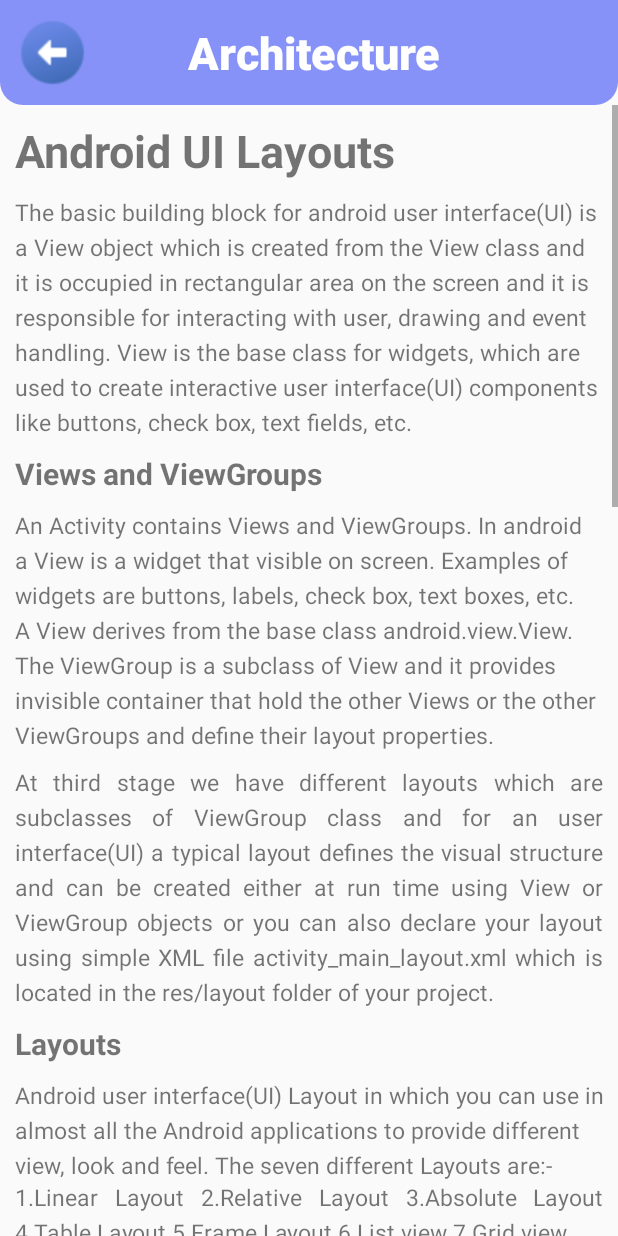
After one commit to Maulikatgit/Android-Learn, an Android app: the layout activity_uilayout.xml on its own in the app's theme, with its tools: preview values and no code run, on a phone screen of 412 x 824 dp. The commit adds this screen. Run offline under Robolectric (Android 15) with nearby library versions, the phone set to English and light mode, and no system bars.

Commit message:
ui layout added

```diff
--- a/app/src/main/AndroidManifest.xml
+++ b/app/src/main/AndroidManifest.xml
@@ -10,6 +10,9 @@
         android:supportsRtl="true"
         android:theme="@style/Theme.Mini_Project"
         tools:targetApi="31">
+        <activity
+            android:name=".UIlayout"
+            android:exported="false" />
         <activity
             android:name=".manifestFile"
             android:exported="false" />
--- /dev/null
+++ b/app/src/main/java/com/example/mini_project/UIlayout.java
@@ -0,0 +1,32 @@
+package com.example.mini_project;
+
+import androidx.appcompat.app.AppCompatActivity;
+
+import android.content.Intent;
+import android.os.Bundle;
+import android.view.View;
+import android.widget.ImageView;
+
+public class architecture extends AppCompatActivity implements View.OnClickListener{
+
+    public ImageView iv1;
+
+    @Override
+    protected void onCreate(Bundle savedInstanceState) {
+        super.onCreate(savedInstanceState);
+        setContentView(R.layout.activity_architecture);
+
+        iv1 = (ImageView) findViewById(R.id.iv1);
+
+        iv1.setOnClickListener(this);
+    }
+
+    @Override
+    public void onClick(View view) {
+        Intent i;
+
+        i = new Intent(this, topics.class);
+        startActivity(i);
+
+    }
+}
--- a/app/src/main/res/layout/activity_main.xml
+++ b/app/src/main/res/layout/activity_main.xml
@@ -22,7 +22,7 @@
         <TextView
             android:layout_width="wrap_content"
             android:layout_height="wrap_content"
-            android:text="Hello, Maulik!"
+            android:text="Hello, Saket!"
             android:layout_marginStart="75dp"
             android:fontFamily="sans-serif-medium"
             android:layout_marginTop="16dp"
@@ -34,7 +34,7 @@
             android:layout_width="35dp"
             android:layout_height="35dp"
             android:layout_gravity="center_vertical"
-            android:layout_marginStart="50dp"
+            android:layout_marginStart="30dp"
             android:src="@drawable/user"/>
 
     </LinearLayout>
--- /dev/null
+++ b/app/src/main/res/layout/activity_uilayout.xml
@@ -0,0 +1,457 @@
+<?xml version="1.0" encoding="utf-8"?>
+<RelativeLayout
+    xmlns:android="http://schemas.android.com/apk/res/android"
+    xmlns:app="http://schemas.android.com/apk/res-auto"
+    xmlns:tools="http://schemas.android.com/tools"
+    android:layout_width="match_parent"
+    android:layout_height="match_parent"
+    tools:context=".architecture">
+
+    <LinearLayout
+        android:layout_width="match_parent"
+        android:layout_height="70dp"
+        android:background="@drawable/header">
+
+        <ImageView
+            android:id="@id/iv1"
+            android:layout_width="50dp"
+            android:layout_height="50dp"
+            android:layout_gravity="center_vertical"
+            android:layout_marginStart="10dp"
+            android:src="@drawable/back"/>
+
+        <TextView
+            android:layout_width="match_parent"
+            android:layout_height="match_parent"
+            android:text="Architecture"
+            android:layout_marginStart="65dp"
+            android:gravity="center_vertical"
+            android:fontFamily="sans-serif-medium"
+            android:textSize="30sp"
+            android:textStyle="bold"
+            android:textColor="@color/white"/>
+    </LinearLayout>
+
+    <ScrollView
+        android:layout_width="match_parent"
+        android:layout_height="wrap_content"
+        android:layout_marginTop="70dp">
+
+        <RelativeLayout
+            android:layout_width="match_parent"
+            android:layout_height="wrap_content">
+
+            <TextView
+                android:id="@+id/tv1"
+                android:layout_width="match_parent"
+                android:layout_height="wrap_content"
+                android:layout_marginTop="10dp"
+                android:layout_marginStart="10dp"
+                android:text="@string/uilayout_tv1"
+                android:textSize="30sp"
+                android:textStyle="bold"/>
+
+<!--            <ImageView-->
+<!--                android:id="@+id/iv"-->
+<!--                android:layout_width="500dp"-->
+<!--                android:layout_height="300dp"-->
+<!--                android:layout_marginRight="10dp"-->
+<!--                android:layout_marginTop="10dp"-->
+<!--                android:layout_marginLeft="10dp"-->
+<!--                app:srcCompat="@drawable/architecture"-->
+<!--                android:layout_below="@id/tv1"/>-->
+
+            <TextView
+                android:id="@+id/tv2"
+                android:layout_width="match_parent"
+                android:layout_height="wrap_content"
+                android:layout_marginTop="10dp"
+                android:layout_marginStart="10dp"
+                android:text="@string/uilayout_tv2"
+                android:textSize="15sp"
+                android:lineSpacingExtra="5sp"
+                android:layout_below="@id/tv1"
+              />
+
+            <TextView
+                android:id="@+id/tv3"
+                android:layout_width="match_parent"
+                android:layout_height="wrap_content"
+                android:layout_below="@id/tv2"
+                android:layout_marginStart="10dp"
+                android:layout_marginTop="10dp"
+                android:layout_marginEnd="10dp"
+                android:justificationMode="inter_word"
+                android:lineSpacingExtra="5sp"
+                android:text="@string/uilayout_tv3"
+                android:textSize="20sp"
+                android:textStyle="bold"/>
+
+            <TextView
+                android:id="@+id/tv4"
+                android:layout_width="match_parent"
+                android:layout_height="wrap_content"
+                android:layout_marginTop="10dp"
+                android:layout_marginStart="10dp"
+                android:text="@string/uilayout_tv4"
+                android:textSize="15sp"
+                android:lineSpacingExtra="5sp"
+                android:layout_below="@id/tv3"
+                />
+
+            <TextView
+                android:id="@+id/tv5"
+                android:layout_width="match_parent"
+                android:layout_height="wrap_content"
+                android:layout_below="@id/tv4"
+                android:layout_marginStart="10dp"
+                android:layout_marginTop="10dp"
+                android:layout_marginEnd="10dp"
+                android:justificationMode="inter_word"
+                android:lineSpacingExtra="5sp"
+
+                android:text="@string/uilayout_tv5"
+                android:textSize="15sp" />
+
+            <TextView
+                android:id="@+id/tv6"
+                android:layout_width="match_parent"
+                android:layout_height="wrap_content"
+                android:layout_below="@id/tv5"
+                android:layout_marginStart="10dp"
+                android:layout_marginTop="10dp"
+                android:layout_marginEnd="10dp"
+                android:justificationMode="inter_word"
+                android:lineSpacingExtra="5sp"
+                android:text="@string/uilayout_tv6"
+                android:textSize="20sp"
+                android:textStyle="bold" />
+
+            <TextView
+                android:id="@+id/tv7"
+                android:layout_width="match_parent"
+                android:layout_height="wrap_content"
+                android:layout_marginTop="10dp"
+                android:layout_marginStart="10dp"
+                android:text="@string/uilayout_tv7"
+                android:textSize="15sp"
+                android:lineSpacingExtra="5sp"
+                android:layout_below="@id/tv6"
+                />
+
+            <TextView
+                android:id="@+id/tv8"
+                android:layout_width="match_parent"
+                android:layout_height="wrap_content"
+                android:layout_below="@id/tv7"
+                android:layout_marginStart="10dp"
+                android:layout_marginTop="0dp"
+                android:layout_marginEnd="10dp"
+                android:justificationMode="inter_word"
+                android:lineSpacingExtra="5sp"
+                android:text="@string/uilayout_tv8"
+                android:textSize="15sp" />
+
+            <TextView
+                android:id="@+id/tv9"
+                android:layout_width="match_parent"
+                android:layout_height="wrap_content"
+                android:layout_marginTop="10dp"
+                android:layout_marginStart="10dp"
+                android:text="@string/uilayout_tv9"
+                android:textSize="20sp"
+                android:layout_below="@id/tv8"
+                android:textStyle="bold"/>
+
+            <TextView
+                android:id="@+id/tv10"
+                android:layout_width="match_parent"
+                android:layout_height="wrap_content"
+                android:layout_below="@id/tv9"
+                android:layout_marginStart="10dp"
+                android:layout_marginTop="10dp"
+                android:layout_marginEnd="10dp"
+                android:justificationMode="inter_word"
+                android:lineSpacingExtra="5sp"
+                android:text="@string/uilayout_tv10"
+                android:textSize="15sp" />
+
+            <TextView
+                android:id="@+id/tv11"
+                android:layout_width="match_parent"
+                android:layout_height="wrap_content"
+                android:layout_marginTop="10dp"
+                android:layout_marginStart="10dp"
+                android:text="@string/uilayout_tv11"
+                android:textSize="20sp"
+                android:layout_below="@id/tv10"
+                android:textStyle="bold"/>
+
+            <TextView
+                android:id="@+id/tv12"
+                android:layout_width="match_parent"
+                android:layout_height="wrap_content"
+                android:layout_below="@id/tv11"
+                android:layout_marginStart="10dp"
+                android:layout_marginTop="10dp"
+                android:layout_marginEnd="10dp"
+                android:justificationMode="inter_word"
+                android:lineSpacingExtra="5sp"
+                android:text="@string/uilayout_tv12"
+                android:textSize="15sp" />
+            <TextView
+                android:id="@+id/tv13"
+                android:layout_width="match_parent"
+                android:layout_height="wrap_content"
+                android:layout_marginTop="10dp"
+                android:layout_marginStart="10dp"
+                android:text="@string/uilayout_tv13"
+                android:textSize="20sp"
+                android:layout_below="@id/tv12"
+                android:textStyle="bold"/>
+            <TextView
+                android:id="@+id/tv14"
+                android:layout_width="match_parent"
+                android:layout_height="wrap_content"
+                android:layout_below="@id/tv13"
+                android:layout_marginStart="10dp"
+                android:layout_marginTop="10dp"
+                android:layout_marginEnd="10dp"
+                android:justificationMode="inter_word"
+                android:lineSpacingExtra="5sp"
+                android:text="@string/uilayout_tv14"
+                android:textSize="15sp" />
+
+            <TextView
+                android:id="@+id/tv15"
+                android:layout_width="match_parent"
+                android:layout_height="wrap_content"
+                android:layout_marginTop="10dp"
+                android:layout_marginStart="10dp"
+                android:text="@string/uilayout_tv15"
+                android:textSize="20sp"
+                android:layout_below="@id/tv14"
+                android:textStyle="bold"/>
+            <TextView
+                android:id="@+id/tv16"
+                android:layout_width="match_parent"
+                android:layout_height="wrap_content"
+                android:layout_below="@id/tv15"
+                android:layout_marginStart="10dp"
+                android:layout_marginTop="10dp"
+                android:layout_marginEnd="10dp"
+                android:justificationMode="inter_word"
+                android:lineSpacingExtra="5sp"
+                android:text="@string/uilayout_tv16"
+                android:textSize="15sp" />
+            <TextView
+                android:id="@+id/tv17"
+                android:layout_width="match_parent"
+                android:layout_height="wrap_content"
+                android:layout_marginTop="10dp"
+                android:layout_marginStart="10dp"
+                android:text="@string/uilayout_tv17"
+                android:textSize="20sp"
+                android:layout_below="@id/tv16"
+                android:textStyle="bold"/>
+
+            <TextView
+                android:id="@+id/tv18"
+                android:layout_width="match_parent"
+                android:layout_height="wrap_content"
+                android:layout_below="@id/tv17"
+                android:layout_marginStart="10dp"
+                android:layout_marginTop="10dp"
+                android:layout_marginEnd="10dp"
+                android:justificationMode="inter_word"
+                android:lineSpacingExtra="5sp"
+                android:text="@string/uilayout_tv18"
+                android:textSize="15sp" />
+
+            <TextView
+                android:id="@+id/tv19"
+                android:layout_width="match_parent"
+                android:layout_height="wrap_content"
+                android:layout_marginTop="10dp"
+                android:layout_marginStart="10dp"
+                android:text="@string/uilayout_tv19"
+                android:textSize="20sp"
+                android:layout_below="@id/tv18"
+                android:textStyle="bold"/>
+            <TextView
+                android:id="@+id/tv20"
+                android:layout_width="match_parent"
+                android:layout_height="wrap_content"
+                android:layout_below="@id/tv19"
+                android:layout_marginStart="10dp"
+                android:layout_marginTop="10dp"
+                android:layout_marginEnd="10dp"
+                android:justificationMode="inter_word"
+                android:lineSpacingExtra="5sp"
+                android:text="@string/uilayout_tv20"
+                android:textSize="15sp" />
+            <TextView
+                android:id="@+id/tv21"
+                android:layout_width="match_parent"
+                android:layout_height="wrap_content"
+                android:layout_marginTop="10dp"
+                android:layout_marginStart="10dp"
+                android:text="@string/uilayout_tv21"
+                android:textSize="20sp"
+                android:layout_below="@id/tv20"
+                android:textStyle="bold"/>
+
+            <TextView
+                android:id="@+id/tv22"
+                android:layout_width="match_parent"
+                android:layout_height="wrap_content"
+                android:layout_below="@id/tv21"
+                android:layout_marginStart="10dp"
+                android:layout_marginTop="10dp"
+                android:layout_marginEnd="10dp"
+                android:justificationMode="inter_word"
+                android:lineSpacingExtra="5sp"
+                android:text="@string/uilayout_tv22"
+                android:textSize="15sp" />
+
+
+            <TextView
+                android:id="@+id/tv23"
+                android:layout_width="match_parent"
+                android:layout_height="wrap_content"
+                android:layout_marginTop="10dp"
+                android:layout_marginStart="10dp"
+                android:text="@string/uilayout_tv23"
+                android:textSize="20sp"
+                android:layout_below="@id/tv22"
+                android:textStyle="bold"/>
+            <TextView
+                android:id="@+id/tv24"
+                android:layout_width="match_parent"
+                android:layout_height="wrap_content"
+                android:layout_below="@id/tv23"
+                android:layout_marginStart="10dp"
+                android:layout_marginTop="10dp"
+                android:layout_marginEnd="10dp"
+                android:justificationMode="inter_word"
+                android:lineSpacingExtra="5sp"
+                android:text="@string/uilayout_tv24"
+                android:textSize="15sp" />
+            <TextView
+                android:id="@+id/tv25"
+                android:layout_width="match_parent"
+                android:layout_height="wrap_content"
+                android:layout_marginTop="10dp"
+                android:layout_marginStart="10dp"
+                android:text="@string/uilayout_tv25"
+                android:textSize="20sp"
+                android:layout_below="@id/tv24"
+                android:textStyle="bold"/>
+
+            <TextView
+                android:id="@+id/tv26"
+                android:layout_width="match_parent"
+                android:layout_height="wrap_content"
+                android:layout_below="@id/tv25"
+                android:layout_marginStart="10dp"
+                android:layout_marginTop="10dp"
+                android:layout_marginEnd="10dp"
+                android:justificationMode="inter_word"
+                android:lineSpacingExtra="5sp"
+                android:text="@string/uilayout_tv26"
+                android:textSize="15sp" />
+
+            <TextView
+                android:id="@+id/tv27"
+                android:layout_width="match_parent"
+                android:layout_height="wrap_content"
+                android:layout_marginTop="10dp"
+                android:layout_marginStart="10dp"
+                android:text="@string/uilayout_tv27"
+                android:textSize="20sp"
+                android:layout_below="@id/tv26"
+                android:textStyle="bold"/>
+            <TextView
+                android:id="@+id/tv28"
+                android:layout_width="match_parent"
+                android:layout_height="wrap_content"
+                android:layout_below="@id/tv27"
+                android:layout_marginStart="10dp"
+                android:layout_marginTop="10dp"
+                android:layout_marginEnd="10dp"
+                android:justificationMode="inter_word"
+                android:lineSpacingExtra="5sp"
+                android:text="@string/uilayout_tv28"
+                android:textSize="15sp" />
+            <TextView
+                android:id="@+id/tv29"
+                android:layout_width="match_parent"
+                android:layout_height="wrap_content"
+                android:layout_marginTop="10dp"
+                android:layout_marginStart="10dp"
+                android:text="@string/uilayout_tv29"
+                android:textSize="20sp"
+                android:layout_below="@id/tv28"
+                android:textStyle="bold"/>
+
+            <TextView
+                android:id="@+id/tv30"
+                android:layout_width="match_parent"
+                android:layout_height="wrap_content"
+                android:layout_below="@id/tv29"
+                android:layout_marginStart="10dp"
+                android:layout_marginTop="10dp"
+                android:layout_marginEnd="10dp"
+                android:justificationMode="inter_word"
+                android:lineSpacingExtra="5sp"
+                android:text="@string/uilayout_tv30"
+                android:textSize="15sp" />
+
+            <TextView
+                android:id="@+id/tv31"
+                android:layout_width="match_parent"
+                android:layout_height="wrap_content"
+                android:layout_marginTop="10dp"
+                android:layout_marginStart="10dp"
+                android:text="@string/uilayout_tv31"
+                android:textSize="20sp"
+                android:layout_below="@id/tv30"
+                android:textStyle="bold"/>
+            <TextView
+                android:id="@+id/tv32"
+                android:layout_width="match_parent"
+                android:layout_height="wrap_content"
+                android:layout_below="@id/tv31"
+                android:layout_marginStart="10dp"
+                android:layout_marginTop="10dp"
+                android:layout_marginEnd="10dp"
+                android:justificationMode="inter_word"
+                android:lineSpacingExtra="5sp"
+                android:text="@string/uilayout_tv32"
+                android:textSize="15sp" />
+            <TextView
+                android:id="@+id/tv33"
+                android:layout_width="match_parent"
+                android:layout_height="wrap_content"
+                android:layout_marginTop="10dp"
+                android:layout_marginStart="10dp"
+                android:text="@string/uilayout_tv33"
+                android:textSize="20sp"
+                android:layout_below="@id/tv32"
+                android:textStyle="bold"/>
+
+            <TextView
+                android:id="@+id/tv34"
+                android:layout_width="match_parent"
+                android:layout_height="wrap_content"
+                android:layout_below="@id/tv33"
+                android:layout_marginStart="10dp"
+                android:layout_marginTop="10dp"
+                android:layout_marginEnd="10dp"
+                android:justificationMode="inter_word"
+                android:lineSpacingExtra="5sp"
+                android:text="@string/uilayout_tv34"
+                android:textSize="15sp" />
+        </RelativeLayout>
+    </ScrollView>
+</RelativeLayout>
--- a/app/src/main/res/values/strings.xml
+++ b/app/src/main/res/values/strings.xml
@@ -81,4 +81,65 @@
     <string name="manifest_tv9">Application Components</string>
     <string name="manifest_tv10">Application Components</string>
 
+
+    <string name="uilayout_tv1">Android UI Layouts</string>
+    <string name="uilayout_tv2">    The basic building block for android user interface(UI) is a View object which is created from the View class and it is occupied in rectangular area on the screen and it is responsible for interacting with user, drawing and event handling. View is the base class for widgets, which are used to create interactive user interface(UI) components like buttons, check box, text fields, etc.</string>
+    <string name="uilayout_tv3">Views and ViewGroups</string>
+    <string name="uilayout_tv4">    An Activity contains Views and ViewGroups. In android a View is a widget that visible on screen. Examples of widgets are buttons, labels, check box, text boxes, etc. A View derives from the base class android.view.View. The ViewGroup is a subclass of View and it provides invisible container that hold the other Views or the other ViewGroups and define their layout properties.</string>
+    <string name="uilayout_tv5">    At third stage we have different layouts which are subclasses of ViewGroup class and for an user interface(UI) a typical layout defines the visual structure and can be created either at run time using View or ViewGroup objects or you can also declare your layout using simple XML file activity_main_layout.xml which is located in the res/layout folder of your project.</string>
+    <string name="uilayout_tv6">Layouts</string>
+    <string name="uilayout_tv7">    Android user interface(UI) Layout in which you can use in almost all the Android applications to provide different view, look and feel. The  seven different  Layouts are:-</string>
+    <string name="uilayout_tv8">
+    1.Linear Layout
+    2.Relative Layout
+    3.Absolute Layout
+    4.Table Layout
+    5.Frame Layout
+    6.List view
+    7.Grid view</string>
+    <string name="uilayout_tv9">1.Linear Layout</string>
+    <string name="uilayout_tv10">In Android a LinearLayout is a view group that aligns all the children in a single direction may be horizontally or vertically. And it also supports assigning a weight to individual children with the android:layout_weight attribute. Either Horizontally or Vertically orientation and this behavior is set in android:orientation which is an attribute of the node LinearLayout.</string>
+    <string name="uilayout_tv11">Horizontal layout xml snippet</string>
+    <string name="uilayout_tv12">  horizontal Layout Snippet code</string>
+    <string name="uilayout_tv13">  Vertical layout xml snippet</string>
+    <string name="uilayout_tv14">  Vertical Layout Snippet code </string>
+
+    <string name="uilayout_tv15">2.Relative Layout</string>
+    <string name="uilayout_tv16">RelativeLayout is a view group which specifies how child views are positioned relatively to each other. Then each view positioned as relative to sibling elements. you can use like some attributes "below, above, right and left" to arrange the component position.</string>
+    <string name="uilayout_tv17">RelativeLayout xml snippet</string>
+    <string name="uilayout_tv18">RelativeLayout xml snippet code </string>
+
+
+    <string name="uilayout_tv19">3.Table Layout</string>
+    <string name="uilayout_tv20">TableLayout is a layout which groups views into rows and columns.
+And it is very easy to understand.</string>
+    <string name="uilayout_tv21">Table Layout xml snippet</string>
+    <string name="uilayout_tv22">Table Layout xml snippet code </string>
+
+
+    <string name="uilayout_tv23">4.Absolute Layout</string>
+    <string name="uilayout_tv24">AbsoluteLayout is a layout which allows you to specify the exact location of its children. It is less flexible and harder to maintain than other types of layouts without absolute positioning.</string>
+    <string name="uilayout_tv25">Absolute Layout xml snippet</string>
+    <string name="uilayout_tv26">Absolute  Layout xml snippet code </string>
+
+
+
+
+    <string name="uilayout_tv27">5.Frame Layout</string>
+    <string name="uilayout_tv28">The FrameLayout is a layout in which a placeholder on a screen that you can use to display a single view.</string>
+    <string name="uilayout_tv29">FrameLayout xml snippet</string>
+    <string name="uilayout_tv30">Frame  Layout xml snippet code </string>
+
+
+
+    <string name="uilayout_tv31">6.ListView</string>
+    <string name="uilayout_tv32">Listview is a view group that displays a list of scrollable items on a screen. The list items are automatically inserted to the list using an adapter that pulls the content from a source such as an array or database query and converts each item result into a view that's placed into the list.</string>
+    <string name="uilayout_tv33">ListView xml snippet</string>
+    <string name="uilayout_tv34">List View xml snippet code </string>
+
+
+
+
+
+
 </resources>
```
